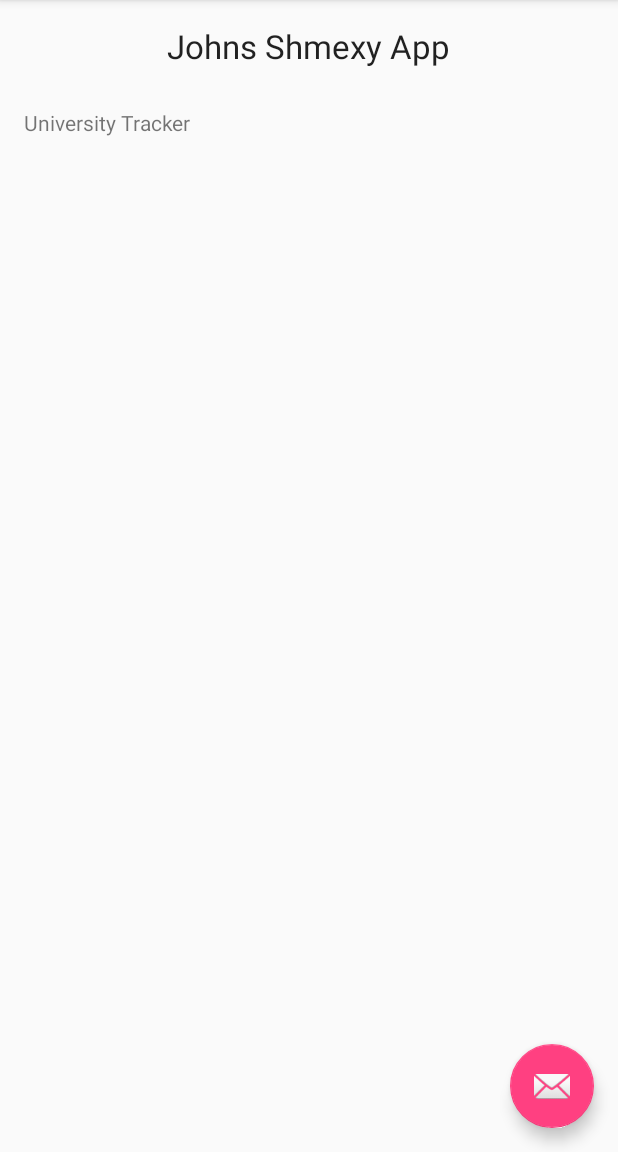
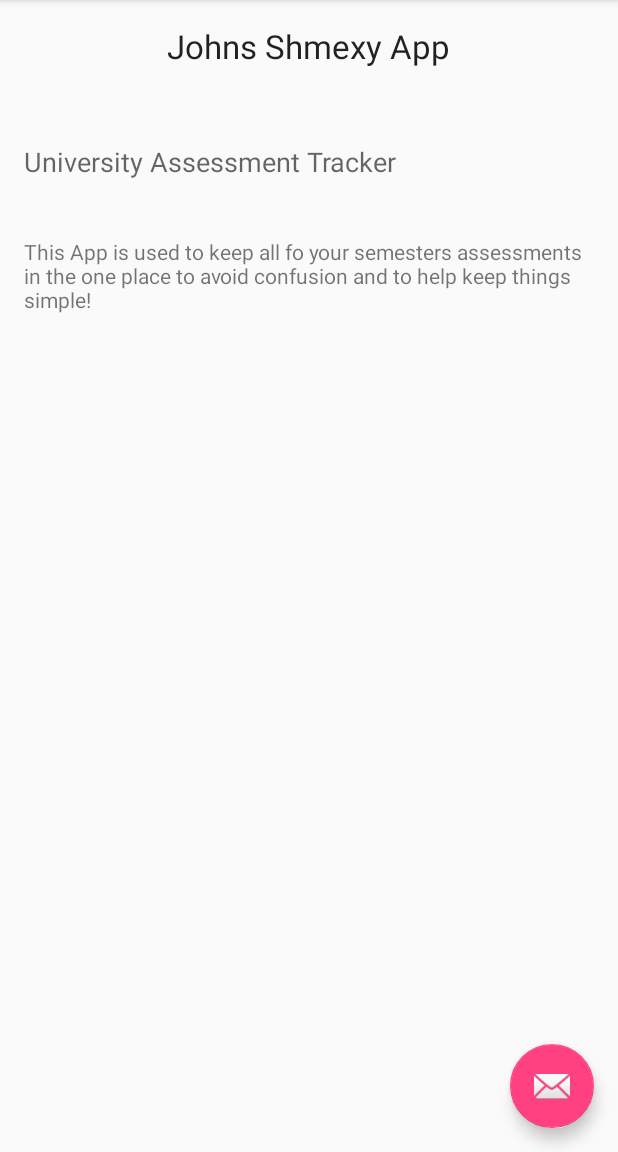
Before and after one commit to Spinchair/UniAssessmentTracker, an Android app: the screen it shows after launch (MainActivity), on a phone screen of 412 x 824 dp, the part 84-1236 px from its top. Run offline under Robolectric (Android 15) with nearby library versions, the phone set to English and light mode, and no system bars.

Commit message:
Changed text to learn how to commit changes.

```diff
--- a/app/src/main/res/layout/content_main.xml
+++ b/app/src/main/res/layout/content_main.xml
@@ -15,12 +15,12 @@
     <TextView
         android:layout_width="wrap_content"
         android:layout_height="wrap_content"
-        android:text="University Tracker"
+        android:text="This App is used to keep all fo your semesters assessments in the one place to avoid confusion and to help keep things simple!"
         android:id="@+id/textView2"
-        android:layout_alignParentTop="true"
-        android:layout_alignParentLeft="true"
-        android:layout_alignParentStart="true"
-        android:layout_marginTop="56dp" />
+        android:layout_marginTop="38dp"
+        android:layout_below="@+id/textView3"
+        android:layout_alignParentRight="true"
+        android:layout_alignParentEnd="true" />
 
     <TextView
         android:layout_width="wrap_content"
@@ -31,4 +31,15 @@
         android:layout_alignParentTop="true"
         android:layout_centerHorizontal="true" />
 
+    <TextView
+        android:layout_width="wrap_content"
+        android:layout_height="wrap_content"
+        android:textAppearance="?android:attr/textAppearanceMedium"
+        android:text="University Assessment Tracker"
+        android:id="@+id/textView3"
+        android:layout_below="@+id/textView"
+        android:layout_alignParentLeft="true"
+        android:layout_alignParentStart="true"
+        android:layout_marginTop="50dp" />
+
 </RelativeLayout>
```
